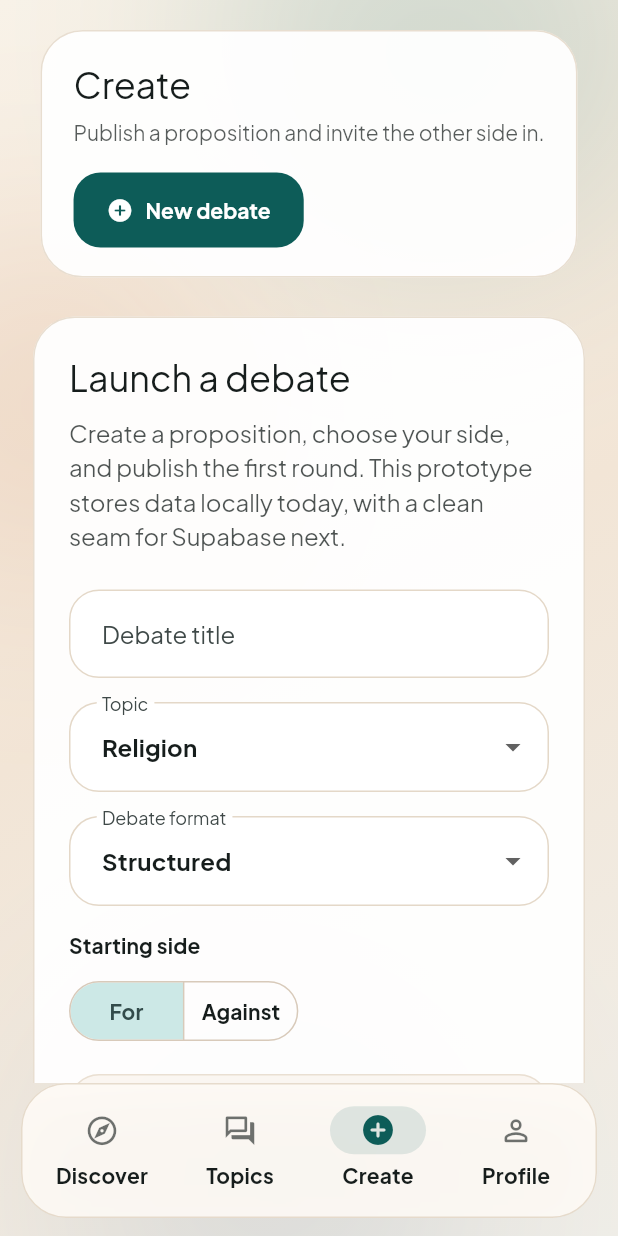
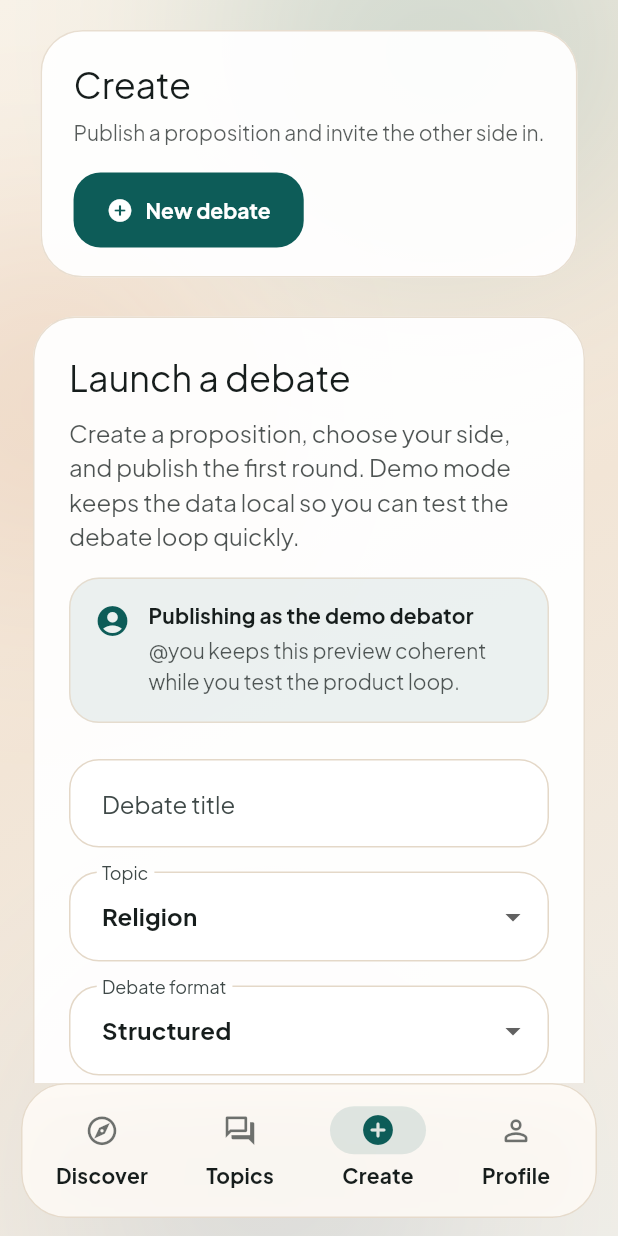
Before and after one commit to abdulsamadaidid-code/debator, a Flutter app: the DebatorHomeShell screen opened by its route, after a tap on "New debate", on a phone screen of 412 x 824 dp. Run offline on Flutter 3.47's test engine with Material 3 defaults, Android fonts, the phone set to English and light mode, and no system bars; our stand-ins replace flutter_riverpod, go_router, google_fonts, supabase_flutter; accounts and stored records are empty.

Commit message:
Phase 1 identity-aware app shell

```diff
--- a/lib/app/providers/app_providers.dart
+++ b/lib/app/providers/app_providers.dart
@@ -53,6 +53,15 @@ final viewerProfileProvider = FutureProvider<ViewerProfile?>((ref) async {
   return ref.watch(accountRepositoryProvider).fetchViewerProfile();
 });
 
+final currentViewerProfileProvider = Provider<ViewerProfile?>((ref) {
+  final config = ref.watch(appConfigProvider);
+  if (config.isMock) {
+    return ViewerProfile.demo;
+  }
+
+  return ref.watch(viewerProfileProvider).asData?.value;
+});
+
 final sessionControllerProvider = Provider<SessionController>(
   SessionController.new,
 );
--- a/lib/domain/models/viewer_profile.dart
+++ b/lib/domain/models/viewer_profile.dart
@@ -15,6 +15,14 @@ class ViewerProfile {
   final int rating;
   final String? avatarUrl;
 
+  static const ViewerProfile demo = ViewerProfile(
+    id: 'demo-viewer',
+    email: 'demo@debator.app',
+    handle: '@you',
+    displayName: 'You',
+    rating: 1280,
+  );
+
   String get firstName {
     final trimmed = displayName.trim();
     if (trimmed.isEmpty) {
--- a/lib/features/home/debator_home_shell.dart
+++ b/lib/features/home/debator_home_shell.dart
@@ -502,7 +502,7 @@ class _TopicsTabState extends State<_TopicsTab> {
   }
 }
 
-class _CreateDebateTab extends StatefulWidget {
+class _CreateDebateTab extends ConsumerStatefulWidget {
   const _CreateDebateTab({
     required this.viewModel,
     required this.isDesktop,
@@ -514,10 +514,10 @@ class _CreateDebateTab extends StatefulWidget {
   final ValueChanged<Debate> onOpenDebate;
 
   @override
-  State<_CreateDebateTab> createState() => _CreateDebateTabState();
-}
-
-class _CreateDebateTabState extends State<_CreateDebateTab> {
+  ConsumerState<_CreateDebateTab> createState() => _CreateDebateTabState();
+}
+
+class _CreateDebateTabState extends ConsumerState<_CreateDebateTab> {
   final _formKey = GlobalKey<FormState>();
   late final TextEditingController _titleController;
   late final TextEditingController _propositionController;
@@ -554,6 +554,8 @@ class _CreateDebateTabState extends State<_CreateDebateTab> {
 
   @override
   Widget build(BuildContext context) {
+    final appConfig = ref.watch(appConfigProvider);
+    final viewerProfile = ref.watch(currentViewerProfileProvider);
     final topics = widget.viewModel.topics;
     final effectiveTopicId =
         _selectedTopicId ?? (topics.isNotEmpty ? topics.first.id : null);
@@ -576,13 +578,26 @@ class _CreateDebateTabState extends State<_CreateDebateTab> {
                   ),
                   const SizedBox(height: 10),
                   Text(
-                    'Create a proposition, choose your side, and publish the first round. This prototype stores data locally today, with a clean seam for Supabase next.',
+                    appConfig.isMock
+                        ? 'Create a proposition, choose your side, and publish the first round. Demo mode keeps the data local so you can test the debate loop quickly.'
+                        : 'Create a proposition, choose your side, and publish the first round under your Debator identity.',
                     style: Theme.of(context).textTheme.bodyLarge?.copyWith(
                       color: Theme.of(
                         context,
                       ).colorScheme.onSurface.withValues(alpha: 0.76),
                     ),
                   ),
+                  if (viewerProfile != null) ...[
+                    const SizedBox(height: 16),
+                    _InlineIdentityNotice(
+                      title: appConfig.isMock
+                          ? 'Publishing as the demo debator'
+                          : 'Publishing from your account',
+                      description: appConfig.isMock
+                          ? '${viewerProfile.handle} keeps this preview coherent while you test the product loop.'
+                          : '${viewerProfile.displayName} ${viewerProfile.handle} will appear on the opening round and debate roster.',
+                    ),
+                  ],
                   const SizedBox(height: 24),
                   LayoutBuilder(
                     builder: (context, constraints) {
@@ -850,24 +865,20 @@ class _ProfileTab extends ConsumerWidget {
   @override
   Widget build(BuildContext context, WidgetRef ref) {
     final appConfig = ref.watch(appConfigProvider);
-    final viewerProfile = ref.watch(viewerProfileProvider).asData?.value;
+    final viewerProfile = ref.watch(currentViewerProfileProvider);
     final yourDebates = viewerProfile == null
-        ? viewModel.prototypeUserDebates
-        : viewModel.allDebates.where((debate) {
-            return debate.participants.any(
-              (participant) => participant.handle == viewerProfile.handle,
-            );
-          }).toList();
+        ? const <Debate>[]
+        : viewModel.debatesForParticipantHandle(viewerProfile.handle);
     final exploredTopics = yourDebates
         .map((debate) => viewModel.topicById(debate.topicId)?.name)
         .whereType<String>()
         .toSet()
         .length;
     final title = appConfig.isMock
-        ? 'Prototype profile'
-        : (viewerProfile?.displayName ?? 'Your profile');
+        ? 'Demo identity'
+        : (viewerProfile?.displayName ?? 'Your account');
     final subtitle = appConfig.isMock
-        ? 'This demo keeps the profile local so you can test the product loop quickly.'
+        ? 'This preview keeps one consistent debator identity so the product loop still feels real.'
         : '${viewerProfile?.handle ?? '@debator'} • ${viewerProfile?.email ?? 'Signed in'}';
 
     return _AdaptiveScrollbar(
@@ -952,6 +963,27 @@ class _ProfileTab extends ConsumerWidget {
                                             .withValues(alpha: 0.76),
                                       ),
                                 ),
+                                const SizedBox(height: 12),
+                                Wrap(
+                                  spacing: 10,
+                                  runSpacing: 10,
+                                  children: [
+                                    _ProfilePill(
+                                      icon: Icons.verified_user_rounded,
+                                      label: viewerProfile == null
+                                          ? 'Profile loading'
+                                          : 'Rating ${viewerProfile.rating}',
+                                    ),
+                                    _ProfilePill(
+                                      icon: appConfig.isMock
+                                          ? Icons.explore_rounded
+                                          : Icons.cloud_done_rounded,
+                                      label: appConfig.isMock
+                                          ? 'Demo identity'
+                                          : 'Live identity',
+                                    ),
+                                  ],
+                                ),
                               ],
                             ),
                           ),
@@ -987,7 +1019,7 @@ class _ProfileTab extends ConsumerWidget {
                   title: 'Debates launched',
                   value: '${yourDebates.length}',
                   subtitle: appConfig.isMock
-                      ? 'Debates you created or joined in this prototype'
+                      ? 'Debates touched by the demo identity in this preview'
                       : 'Debates tied to your current account identity',
                   icon: Icons.rocket_launch_rounded,
                 ),
@@ -1003,7 +1035,7 @@ class _ProfileTab extends ConsumerWidget {
                   title: 'Environment',
                   value: appConfig.environment.value,
                   subtitle: appConfig.isMock
-                      ? 'Demo mode with local sample data'
+                      ? 'Preview mode with local sample data'
                       : 'Live auth and database wiring active',
                   icon: appConfig.isMock
                       ? Icons.explore_rounded
@@ -1426,7 +1458,7 @@ class _ShellHeader extends StatelessWidget {
       0 => 'Find the debates already attracting strong cases.',
       1 => 'Filter by arena and open the propositions you care about.',
       2 => 'Publish a proposition and invite the other side in.',
-      _ => 'See the prototype account and community principles.',
+      _ => 'See your identity, account status, and community principles.',
     };
 
     return Card(
@@ -1502,6 +1534,91 @@ class _ShellHeader extends StatelessWidget {
   }
 }
 
+class _InlineIdentityNotice extends StatelessWidget {
+  const _InlineIdentityNotice({
+    required this.title,
+    required this.description,
+  });
+
+  final String title;
+  final String description;
+
+  @override
+  Widget build(BuildContext context) {
+    final colorScheme = Theme.of(context).colorScheme;
+
+    return Container(
+      width: double.infinity,
+      padding: const EdgeInsets.all(16),
+      decoration: BoxDecoration(
+        color: colorScheme.primary.withValues(alpha: 0.08),
+        borderRadius: BorderRadius.circular(20),
+        border: Border.all(
+          color: colorScheme.outlineVariant.withValues(alpha: 0.84),
+        ),
+      ),
+      child: Row(
+        crossAxisAlignment: CrossAxisAlignment.start,
+        children: [
+          Icon(Icons.account_circle_rounded, color: colorScheme.primary),
+          const SizedBox(width: 12),
+          Expanded(
+            child: Column(
+              crossAxisAlignment: CrossAxisAlignment.start,
+              children: [
+                Text(title, style: Theme.of(context).textTheme.titleSmall),
+                const SizedBox(height: 4),
+                Text(
+                  description,
+                  style: Theme.of(context).textTheme.bodyMedium?.copyWith(
+                    color: colorScheme.onSurface.withValues(alpha: 0.74),
+                  ),
+                ),
+              ],
+            ),
+          ),
+        ],
+      ),
+    );
+  }
+}
+
+class _ProfilePill extends StatelessWidget {
+  const _ProfilePill({required this.icon, required this.label});
+
+  final IconData icon;
+  final String label;
+
+  @override
+  Widget build(BuildContext context) {
+    final theme = Theme.of(context);
+
+    return Container(
+      padding: const EdgeInsets.symmetric(horizontal: 14, vertical: 10),
+      decoration: BoxDecoration(
+        color: theme.colorScheme.primary.withValues(alpha: 0.08),
+        borderRadius: BorderRadius.circular(999),
+        border: Border.all(
+          color: theme.colorScheme.outlineVariant.withValues(alpha: 0.84),
+        ),
+      ),
+      child: Row(
+        mainAxisSize: MainAxisSize.min,
+        children: [
+          Icon(icon, size: 16, color: theme.colorScheme.primary),
+          const SizedBox(width: 8),
+          Text(
+            label,
+            style: theme.textTheme.labelLarge?.copyWith(
+              fontWeight: FontWeight.w700,
+            ),
+          ),
+        ],
+      ),
+    );
+  }
+}
+
 class _HeroPanel extends StatelessWidget {
   const _HeroPanel({
     required this.onBrowseTopics,
--- a/lib/features/home/debator_view_model.dart
+++ b/lib/features/home/debator_view_model.dart
@@ -60,9 +60,11 @@ class DebatorViewModel extends ChangeNotifier {
   int get totalAudience =>
       _repository.debates.fold(0, (sum, debate) => sum + debate.watchingNow);
 
-  List<Debate> get prototypeUserDebates => _repository.debates.where((debate) {
-        return debate.participants.any((participant) => participant.handle == '@you');
-      }).toList();
+  List<Debate> debatesForParticipantHandle(String handle) {
+    return _repository.debates.where((debate) {
+      return debate.participants.any((participant) => participant.handle == handle);
+    }).toList();
+  }
 
   Future<void> initialize() async {
     if (_hasInitialized) {
```
Also changed, not shown: lib/data/services/mock_debate_data_source.dart (+10 -11 lines).
